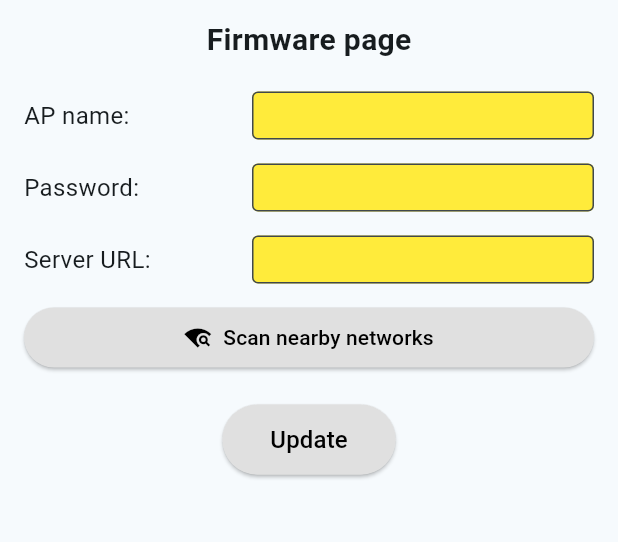
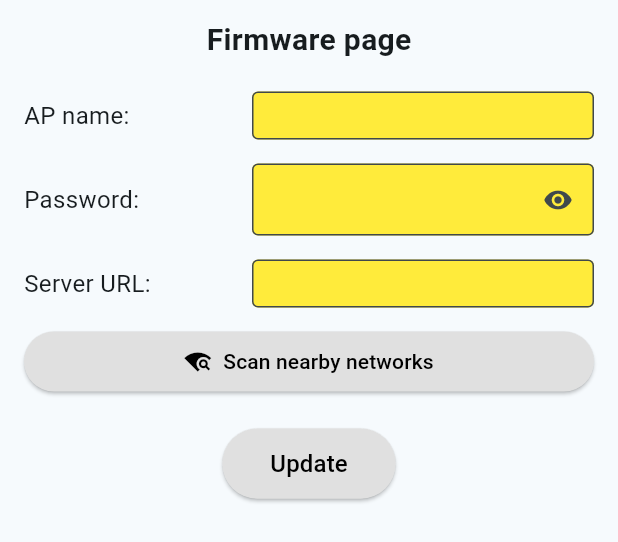
Before and after one commit to Bibusik/gyro360, a Flutter app: the _FirmwarePage widget shown alone on an empty page, opened directly with empty values, on a phone screen of 412 x 824 dp. Shown: the top 542 px of the screen. Run offline on Flutter 3.47's test engine with Material 3 defaults, Android fonts, the phone set to English and light mode, and no system bars; our stand-ins replace flutter_blue_plus, permission_handler, sensors_plus, shared_preferences, wakelock_plus; missing offline and left inert: wifi_scan; accounts and stored records are empty.

Commit message:
Let the WiFi password be seen
The rotator sends its stored password back and the app showed it as dots, so
there was no way to tell whether what sits there is the real password, the
factory default, or a leftover fragment - the only option was retyping it
blind. An eye button on the field reveals it.

Co-Authored-By: Claude Opus 5 <noreply@anthropic.com>

```diff
--- a/lib/main.dart
+++ b/lib/main.dart
@@ -2169,6 +2169,7 @@ class _FirmwarePageState extends State<_FirmwarePage> {
   StreamSubscription<List<WiFiAccessPoint>>? _wifiSub;
   List<MapEntry<String, int>> _nets = [];
   bool _scanningWifi = false;
+  bool _showPass = false;
 
   @override
   void initState() {
@@ -2247,7 +2248,7 @@ class _FirmwarePageState extends State<_FirmwarePage> {
     return SingleChildScrollView(child: Column(children: [
       _pageTitle('Firmware page'),
       _fieldRow('AP name:', _ssid, _ssidFocus),
-      _fieldRow('Password:', _pass, _passFocus, obscure: true),
+      _fieldRow('Password:', _pass, _passFocus, obscure: !_showPass),
       _fieldRow('Server URL:', _url, _urlFocus),
       Padding(
         padding: const EdgeInsets.symmetric(horizontal: 16, vertical: 4),
@@ -2311,10 +2312,28 @@ class _FirmwarePageState extends State<_FirmwarePage> {
         Expanded(flex: 3, child: TextField(
           controller: ctrl, obscureText: obscure, focusNode: focusNode,
           onSubmitted: (_) => focusNode.unfocus(),
-          decoration: InputDecoration(filled: true, fillColor: Colors.yellow, border: OutlineInputBorder(borderRadius: BorderRadius.circular(4)), contentPadding: const EdgeInsets.symmetric(horizontal: 8, vertical: 4), isDense: true),
+          decoration: InputDecoration(
+            filled: true, fillColor: Colors.yellow,
+            border: OutlineInputBorder(borderRadius: BorderRadius.circular(4)),
+            contentPadding: const EdgeInsets.symmetric(horizontal: 8, vertical: 4),
+            isDense: true,
+            // Ротатор присылает сохранённый пароль обратно, и под точками не
+            // видно, что именно там лежит: свой пароль, заводской "gyro360"
+            // или обрезанный остаток. Пока посмотреть было нельзя, оставалось
+            // только вводить заново вслепую.
+            suffixIcon: !_isPassField(ctrl) ? null : IconButton(
+              icon: Icon(_showPass ? Icons.visibility_off : Icons.visibility, size: 20),
+              padding: EdgeInsets.zero,
+              constraints: const BoxConstraints(),
+              tooltip: _showPass ? 'Hide password' : 'Show password',
+              onPressed: () => setState(() => _showPass = !_showPass),
+            ),
+          ),
           style: const TextStyle(fontWeight: FontWeight.bold, fontSize: 16),
         )),
       ]),
     );
   }
-}
+
+  bool _isPassField(TextEditingController ctrl) => identical(ctrl, _pass);
+}
```
